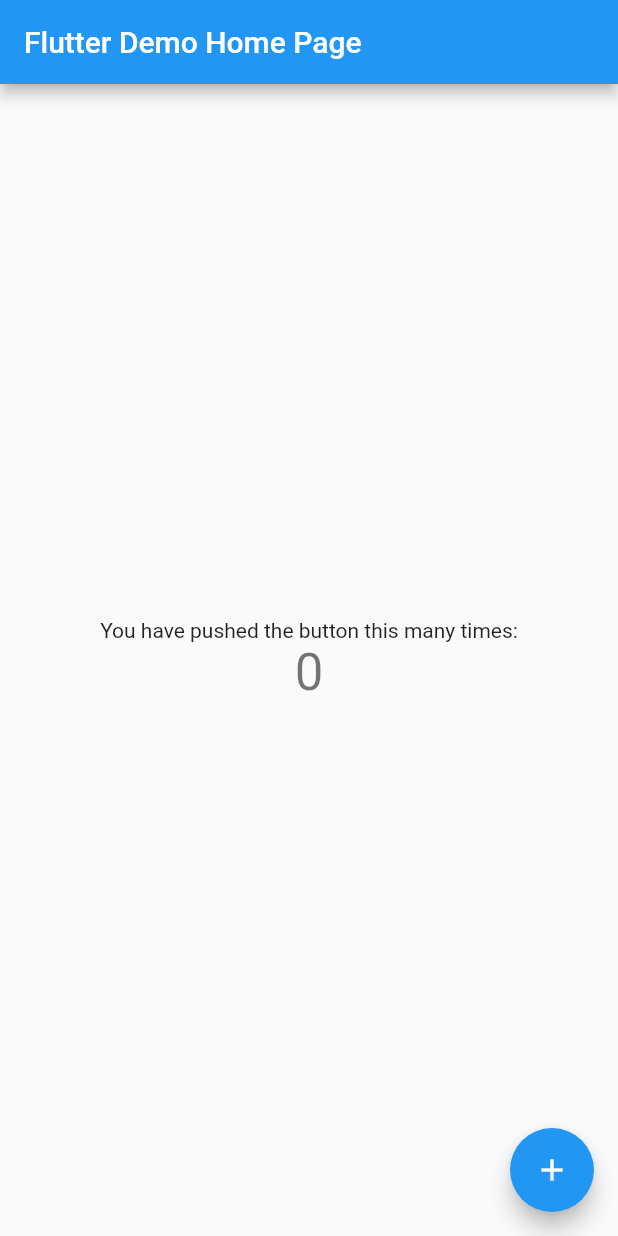
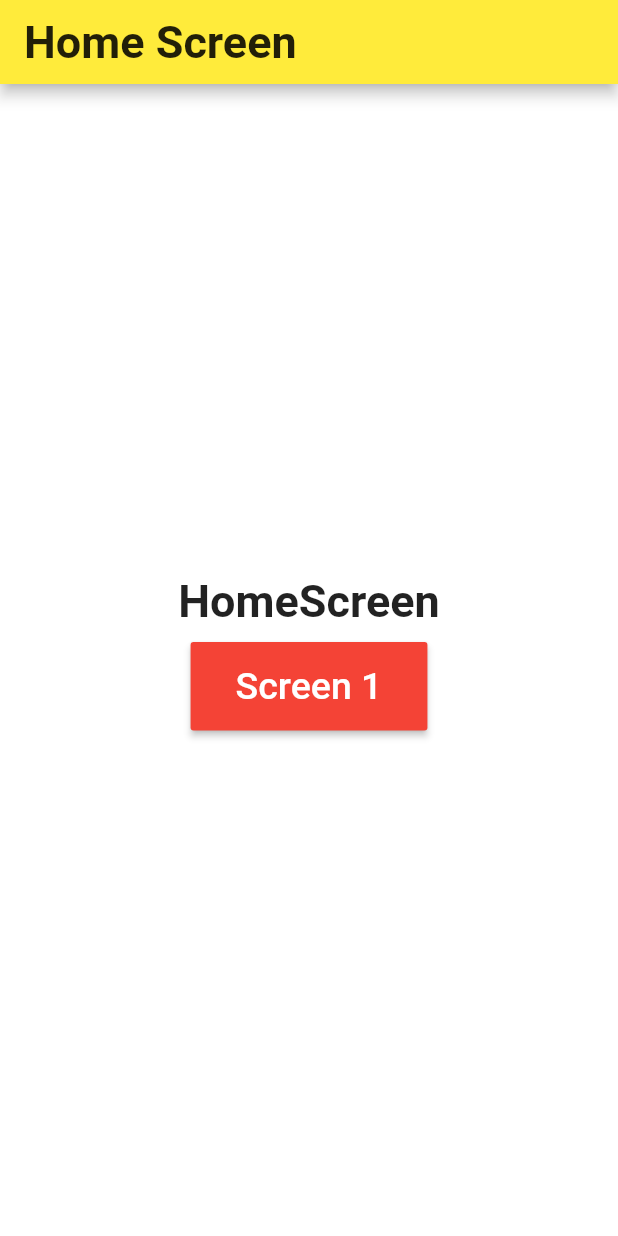
Before and after one commit to farihanoor/flutter_navigation, a Flutter app: the screen it shows after launch, on a phone screen of 412 x 824 dp. Run offline on Flutter 3.47's test engine with Material 2 defaults, Android fonts, the phone set to English and light mode, and no system bars.

Commit message:
basic home screen template complete

```diff
--- a/flutter_navigation/lib/main.dart
+++ b/flutter_navigation/lib/main.dart
@@ -5,109 +5,71 @@ void main() {
 }
 
 class MyApp extends StatelessWidget {
-  // This widget is the root of your application.
   @override
   Widget build(BuildContext context) {
     return MaterialApp(
-      title: 'Flutter Demo',
+      debugShowCheckedModeBanner: false,
+      title: 'Navigation',
       theme: ThemeData(
-        // This is the theme of your application.
-        //
-        // Try running your application with "flutter run". You'll see the
-        // application has a blue toolbar. Then, without quitting the app, try
-        // changing the primarySwatch below to Colors.green and then invoke
-        // "hot reload" (press "r" in the console where you ran "flutter run",
-        // or simply save your changes to "hot reload" in a Flutter IDE).
-        // Notice that the counter didn't reset back to zero; the application
-        // is not restarted.
-        primarySwatch: Colors.blue,
+        primarySwatch: Colors.yellow,
       ),
-      home: MyHomePage(title: 'Flutter Demo Home Page'),
+      home: _Homepage(),
     );
   }
 }
 
-class MyHomePage extends StatefulWidget {
-  MyHomePage({Key key, this.title}) : super(key: key);
-
-  // This widget is the home page of your application. It is stateful, meaning
-  // that it has a State object (defined below) that contains fields that affect
-  // how it looks.
-
-  // This class is the configuration for the state. It holds the values (in this
-  // case the title) provided by the parent (in this case the App widget) and
-  // used by the build method of the State. Fields in a Widget subclass are
-  // always marked "final".
-
-  final String title;
-
+class _Homepage extends StatefulWidget {
   @override
-  _MyHomePageState createState() => _MyHomePageState();
+  __HomepageState createState() => __HomepageState();
 }
 
-class _MyHomePageState extends State<MyHomePage> {
-  int _counter = 0;
-
-  void _incrementCounter() {
-    setState(() {
-      // This call to setState tells the Flutter framework that something has
-      // changed in this State, which causes it to rerun the build method below
-      // so that the display can reflect the updated values. If we changed
-      // _counter without calling setState(), then the build method would not be
-      // called again, and so nothing would appear to happen.
-      _counter++;
-    });
-  }
-
+class __HomepageState extends State<_Homepage> {
   @override
   Widget build(BuildContext context) {
-    // This method is rerun every time setState is called, for instance as done
-    // by the _incrementCounter method above.
-    //
-    // The Flutter framework has been optimized to make rerunning build methods
-    // fast, so that you can just rebuild anything that needs updating rather
-    // than having to individually change instances of widgets.
     return Scaffold(
+      backgroundColor: Colors.white,
       appBar: AppBar(
-        // Here we take the value from the MyHomePage object that was created by
-        // the App.build method, and use it to set our appbar title.
-        title: Text(widget.title),
+        title: Text(
+          'Home Screen',
+          style: TextStyle(
+            fontSize: 30.0,
+            fontWeight: FontWeight.w600,
           ),
-      body: Center(
-        // Center is a layout widget. It takes a single child and positions it
-        // in the middle of the parent.
+        ),
+      ),
+      body: Container(
+        alignment: Alignment.center,
         child: Column(
-          // Column is also a layout widget. It takes a list of children and
-          // arranges them vertically. By default, it sizes itself to fit its
-          // children horizontally, and tries to be as tall as its parent.
-          //
-          // Invoke "debug painting" (press "p" in the console, choose the
-          // "Toggle Debug Paint" action from the Flutter Inspector in Android
-          // Studio, or the "Toggle Debug Paint" command in Visual Studio Code)
-          // to see the wireframe for each widget.
-          //
-          // Column has various properties to control how it sizes itself and
-          // how it positions its children. Here we use mainAxisAlignment to
-          // center the children vertically; the main axis here is the vertical
-          // axis because Columns are vertical (the cross axis would be
-          // horizontal).
         mainAxisAlignment: MainAxisAlignment.center,
         children: <Widget>[
           Text(
-              'You have pushed the button this many times:',
+            "HomeScreen",
+            style: TextStyle(
+              fontSize: 30.0,
+              fontWeight: FontWeight.w600,
            ),
-            Text(
-              '$_counter',
-              style: Theme.of(context).textTheme.headline4,
+          ),
+          Padding(
+            padding: EdgeInsets.all(10.0),
+            child: RaisedButton(
+              padding: EdgeInsets.symmetric(
+                horizontal: 30.0,
+                vertical: 15.0,
+              ),
+              color: Colors.red,
+              onPressed: () {},
+              child: Text(
+                "Screen 1",
+                style: TextStyle(
+                  color: Colors.white,
+                  fontSize: 25.0
+                ),
+              ),
+            ),
           ),
         ],
       ),
       ),
-      floatingActionButton: FloatingActionButton(
-        onPressed: _incrementCounter,
-        tooltip: 'Increment',
-        child: Icon(Icons.add),
-      ), // This trailing comma makes auto-formatting nicer for build methods.
     );
   }
 }
```
Lines whose indentation alone changed are shown as unchanged.
